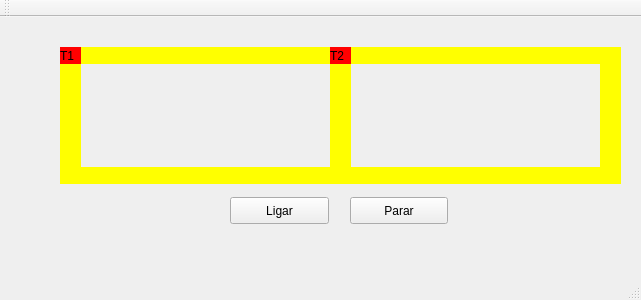
Qt form mainwindow.ui (Joabsonlg/trainQtProject) before a commit.
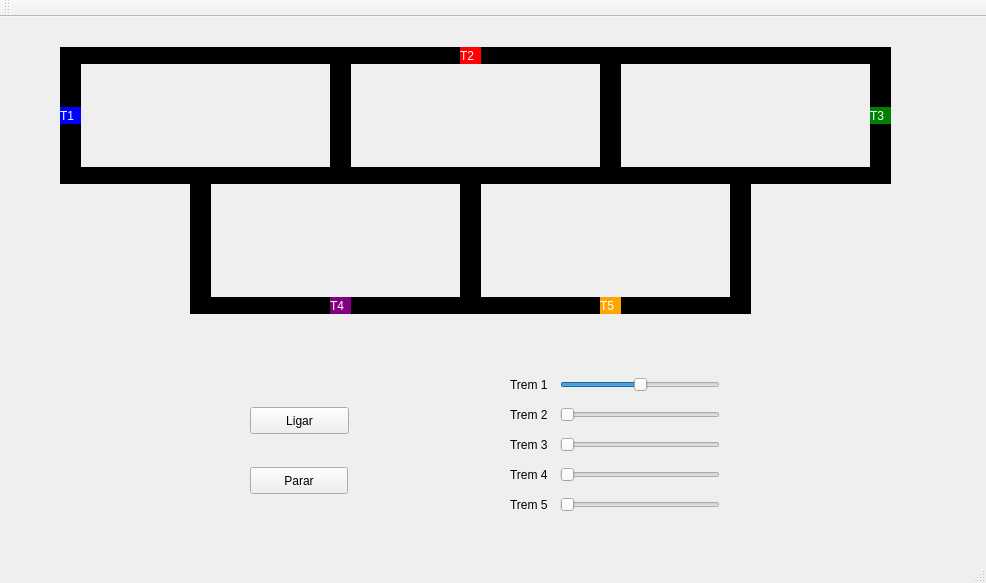
The same form after that commit.

Commit message: Adicionando trilhos e movimento dos trens

```diff
--- a/mainwindow.ui
+++ b/mainwindow.ui
@@ -6,25 +6,28 @@
    <rect>
     <x>0</x>
     <y>0</y>
-    <width>641</width>
-    <height>300</height>
+    <width>986</width>
+    <height>583</height>
    </rect>
   </property>
   <property name="windowTitle">
    <string>MainWindow</string>
   </property>
+  <property name="styleSheet">
+   <string notr="true"/>
+  </property>
   <widget class="QWidget" name="centralWidget">
    <widget class="QLabel" name="label_trem1">
     <property name="geometry">
      <rect>
       <x>60</x>
-      <y>30</y>
+      <y>90</y>
       <width>21</width>
       <height>17</height>
      </rect>
     </property>
     <property name="styleSheet">
-     <string notr="true">QLabel { background: red}</string>
+     <string notr="true">QLabel { background: blue; color : white;}</string>
     </property>
     <property name="text">
      <string>T1</string>
@@ -40,7 +43,7 @@
      </rect>
     </property>
     <property name="styleSheet">
-     <string notr="true">QLabel { background: yellow}</string>
+     <string notr="true">QLabel { background: black}</string>
     </property>
     <property name="text">
      <string/>
@@ -56,7 +59,7 @@
      </rect>
     </property>
     <property name="styleSheet">
-     <string notr="true">QLabel { background: yellow}</string>
+     <string notr="true">QLabel { background: black}</string>
     </property>
     <property name="text">
      <string/>
@@ -72,7 +75,7 @@
      </rect>
     </property>
     <property name="styleSheet">
-     <string notr="true">QLabel { background: yellow}</string>
+     <string notr="true">QLabel { background: black}</string>
     </property>
     <property name="text">
      <string/>
@@ -88,7 +91,7 @@
      </rect>
     </property>
     <property name="styleSheet">
-     <string notr="true">QLabel { background: yellow}</string>
+     <string notr="true">QLabel { background: black}</string>
     </property>
     <property name="text">
      <string/>
@@ -97,8 +100,8 @@
    <widget class="QPushButton" name="pushButton">
     <property name="geometry">
      <rect>
-      <x>230</x>
-      <y>180</y>
+      <x>250</x>
+      <y>390</y>
       <width>99</width>
       <height>27</height>
      </rect>
@@ -110,8 +113,8 @@
    <widget class="QPushButton" name="pushButton_2">
     <property name="geometry">
      <rect>
-      <x>350</x>
-      <y>180</y>
+      <x>250</x>
+      <y>450</y>
       <width>98</width>
       <height>27</height>
      </rect>
@@ -130,7 +133,7 @@
      </rect>
     </property>
     <property name="styleSheet">
-     <string notr="true">QLabel { background: yellow}</string>
+     <string notr="true">QLabel { background: black}</string>
     </property>
     <property name="text">
      <string/>
@@ -146,7 +149,7 @@
      </rect>
     </property>
     <property name="styleSheet">
-     <string notr="true">QLabel { background: yellow}</string>
+     <string notr="true">QLabel { background: black}</string>
     </property>
     <property name="text">
      <string/>
@@ -162,7 +165,7 @@
      </rect>
     </property>
     <property name="styleSheet">
-     <string notr="true">QLabel { background: yellow}</string>
+     <string notr="true">QLabel { background: black}</string>
     </property>
     <property name="text">
      <string/>
@@ -171,19 +174,340 @@
    <widget class="QLabel" name="label_trem2">
     <property name="geometry">
      <rect>
-      <x>330</x>
+      <x>460</x>
       <y>30</y>
       <width>21</width>
       <height>17</height>
      </rect>
     </property>
     <property name="styleSheet">
-     <string notr="true">QLabel { background: red}</string>
+     <string notr="true">QLabel { background: red; color : white;}</string>
     </property>
     <property name="text">
      <string>T2</string>
     </property>
    </widget>
+   <widget class="QLabel" name="label_trilho4_3">
+    <property name="geometry">
+     <rect>
+      <x>870</x>
+      <y>30</y>
+      <width>21</width>
+      <height>137</height>
+     </rect>
+    </property>
+    <property name="styleSheet">
+     <string notr="true">QLabel { background: black}</string>
+    </property>
+    <property name="text">
+     <string/>
+    </property>
+   </widget>
+   <widget class="QLabel" name="label_trilho1_3">
+    <property name="geometry">
+     <rect>
+      <x>620</x>
+      <y>30</y>
+      <width>250</width>
+      <height>17</height>
+     </rect>
+    </property>
+    <property name="styleSheet">
+     <string notr="true">QLabel { background: black}</string>
+    </property>
+    <property name="text">
+     <string/>
+    </property>
+   </widget>
+   <widget class="QLabel" name="label_trilho2_3">
+    <property name="geometry">
+     <rect>
+      <x>620</x>
+      <y>150</y>
+      <width>250</width>
+      <height>17</height>
+     </rect>
+    </property>
+    <property name="styleSheet">
+     <string notr="true">QLabel { background: black}</string>
+    </property>
+    <property name="text">
+     <string/>
+    </property>
+   </widget>
+   <widget class="QLabel" name="label_trilho4_4">
+    <property name="geometry">
+     <rect>
+      <x>190</x>
+      <y>160</y>
+      <width>21</width>
+      <height>137</height>
+     </rect>
+    </property>
+    <property name="styleSheet">
+     <string notr="true">QLabel { background: black}</string>
+    </property>
+    <property name="text">
+     <string/>
+    </property>
+   </widget>
+   <widget class="QLabel" name="label_trilho4_5">
+    <property name="geometry">
+     <rect>
+      <x>460</x>
+      <y>160</y>
+      <width>21</width>
+      <height>137</height>
+     </rect>
+    </property>
+    <property name="styleSheet">
+     <string notr="true">QLabel { background: black}</string>
+    </property>
+    <property name="text">
+     <string/>
+    </property>
+   </widget>
+   <widget class="QLabel" name="label_trilho4_6">
+    <property name="geometry">
+     <rect>
+      <x>730</x>
+      <y>160</y>
+      <width>21</width>
+      <height>137</height>
+     </rect>
+    </property>
+    <property name="styleSheet">
+     <string notr="true">QLabel { background: black}</string>
+    </property>
+    <property name="text">
+     <string/>
+    </property>
+   </widget>
+   <widget class="QLabel" name="label_trilho2_4">
+    <property name="geometry">
+     <rect>
+      <x>210</x>
+      <y>280</y>
+      <width>250</width>
+      <height>17</height>
+     </rect>
+    </property>
+    <property name="styleSheet">
+     <string notr="true">QLabel { background: black}</string>
+    </property>
+    <property name="text">
+     <string/>
+    </property>
+   </widget>
+   <widget class="QLabel" name="label_trilho2_5">
+    <property name="geometry">
+     <rect>
+      <x>480</x>
+      <y>280</y>
+      <width>250</width>
+      <height>17</height>
+     </rect>
+    </property>
+    <property name="styleSheet">
+     <string notr="true">QLabel { background: black}</string>
+    </property>
+    <property name="text">
+     <string/>
+    </property>
+   </widget>
+   <widget class="QLabel" name="label_trem3">
+    <property name="geometry">
+     <rect>
+      <x>870</x>
+      <y>90</y>
+      <width>21</width>
+      <height>17</height>
+     </rect>
+    </property>
+    <property name="styleSheet">
+     <string notr="true">QLabel { background: green; color: white}</string>
+    </property>
+    <property name="text">
+     <string>T3</string>
+    </property>
+   </widget>
+   <widget class="QLabel" name="label_trem4">
+    <property name="geometry">
+     <rect>
+      <x>330</x>
+      <y>280</y>
+      <width>21</width>
+      <height>17</height>
+     </rect>
+    </property>
+    <property name="styleSheet">
+     <string notr="true">QLabel { background: purple; color: white;}</string>
+    </property>
+    <property name="text">
+     <string>T4</string>
+    </property>
+   </widget>
+   <widget class="QLabel" name="label_trem5">
+    <property name="geometry">
+     <rect>
+      <x>600</x>
+      <y>280</y>
+      <width>21</width>
+      <height>17</height>
+     </rect>
+    </property>
+    <property name="styleSheet">
+     <string notr="true">QLabel { background: orange; color: white}</string>
+    </property>
+    <property name="text">
+     <string>T5</string>
+    </property>
+   </widget>
+   <widget class="QSlider" name="controle_t1">
+    <property name="geometry">
+     <rect>
+      <x>560</x>
+      <y>360</y>
+      <width>160</width>
+      <height>16</height>
+     </rect>
+    </property>
+    <property name="styleSheet">
+     <string notr="true"/>
+    </property>
+    <property name="minimum">
+     <number>-1000</number>
+    </property>
+    <property name="maximum">
+     <number>1000</number>
+    </property>
+    <property name="value">
+     <number>0</number>
+    </property>
+    <property name="orientation">
+     <enum>Qt::Horizontal</enum>
+    </property>
+   </widget>
+   <widget class="QSlider" name="controle_t3">
+    <property name="geometry">
+     <rect>
+      <x>560</x>
+      <y>420</y>
+      <width>160</width>
+      <height>16</height>
+     </rect>
+    </property>
+    <property name="orientation">
+     <enum>Qt::Horizontal</enum>
+    </property>
+   </widget>
+   <widget class="QSlider" name="controle_t2">
+    <property name="geometry">
+     <rect>
+      <x>560</x>
+      <y>390</y>
+      <width>160</width>
+      <height>16</height>
+     </rect>
+    </property>
+    <property name="orientation">
+     <enum>Qt::Horizontal</enum>
+    </property>
+   </widget>
+   <widget class="QSlider" name="controle_t4">
+    <property name="geometry">
+     <rect>
+      <x>560</x>
+      <y>450</y>
+      <width>160</width>
+      <height>16</height>
+     </rect>
+    </property>
+    <property name="orientation">
+     <enum>Qt::Horizontal</enum>
+    </property>
+   </widget>
+   <widget class="QSlider" name="controle_t5">
+    <property name="geometry">
+     <rect>
+      <x>560</x>
+      <y>480</y>
+      <width>160</width>
+      <height>16</height>
+     </rect>
+    </property>
+    <property name="orientation">
+     <enum>Qt::Horizontal</enum>
+    </property>
+   </widget>
+   <widget class="QLabel" name="label">
+    <property name="geometry">
+     <rect>
+      <x>510</x>
+      <y>360</y>
+      <width>57</width>
+      <height>16</height>
+     </rect>
+    </property>
+    <property name="text">
+     <string>Trem 1</string>
+    </property>
+   </widget>
+   <widget class="QLabel" name="label_2">
+    <property name="geometry">
+     <rect>
+      <x>510</x>
+      <y>390</y>
+      <width>57</width>
+      <height>16</height>
+     </rect>
+    </property>
+    <property name="text">
+     <string>Trem 2</string>
+    </property>
+   </widget>
+   <widget class="QLabel" name="label_3">
+    <property name="geometry">
+     <rect>
+      <x>510</x>
+      <y>480</y>
+      <width>57</width>
+      <height>16</height>
+     </rect>
+    </property>
+    <property name="text">
+     <string>Trem 5</string>
+    </property>
+   </widget>
+   <widget class="QLabel" name="label_4">
+    <property name="geometry">
+     <rect>
+      <x>510</x>
+      <y>450</y>
+      <width>57</width>
+      <height>16</height>
+     </rect>
+    </property>
+    <property name="text">
+     <string>Trem 4</string>
+    </property>
+   </widget>
+   <widget class="QLabel" name="label_5">
+    <property name="geometry">
+     <rect>
+      <x>510</x>
+      <y>420</y>
+      <width>57</width>
+      <height>16</height>
+     </rect>
+    </property>
+    <property name="text">
+     <string>Trem 3</string>
+    </property>
+   </widget>
+   <zorder>label_trilho4_6</zorder>
+   <zorder>label_trilho4_4</zorder>
+   <zorder>label_trilho4_5</zorder>
    <zorder>label_trilho1</zorder>
    <zorder>label_trilho2</zorder>
    <zorder>label_trilho3</zorder>
```
Left out of the diff: 22 changed lines with no effect on the pictures. The commit also changes 5 other files.
